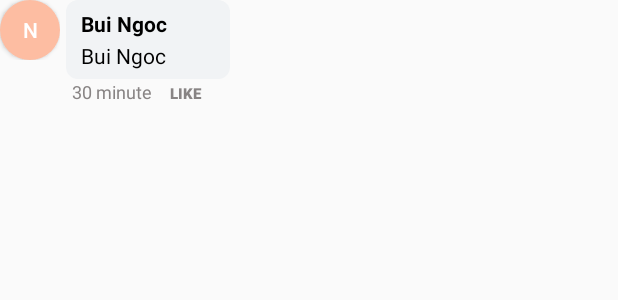
After one commit to Pet-Connect-Org/pet-connect-android, an Android app: the layout custom_comment.xml on its own in the app's theme, with its tools: preview values and no code run, on a phone screen of 412 x 824 dp. The commit adds this screen. Shown: the top 300 px of the screen. Run offline under Robolectric (Android 15) with nearby library versions, the phone set to English and light mode, and no system bars.

Commit message:
feat: list comment features

```diff
--- a/app/src/main/java/com/example/petconnect/CustomAvatar.java
+++ b/app/src/main/java/com/example/petconnect/CustomAvatar.java
@@ -38,7 +38,7 @@ public class CustomAvatar extends LinearLayout {
 
     public void setName(String name) {
         if (button != null) {
-            button.setText(name.toUpperCase().charAt(0));
+            button.setText(String.valueOf(name.toUpperCase().charAt(0)));
         }
     }
 }
--- a/app/src/main/res/drawable/rounded_edittext.xml
+++ b/app/src/main/res/drawable/custom_rounded_neutral_bg.xml
@@ -4,8 +4,8 @@
 
     <solid android:color="@color/neutral" />
     <corners
+        android:bottomLeftRadius="8dp"
         android:bottomRightRadius="8dp"
-        android:bottomLeftRadius="8dp"
         android:topLeftRadius="8dp"
         android:topRightRadius="8dp" />
 </shape>
--- /dev/null
+++ b/app/src/main/res/layout/custom_comment.xml
@@ -0,0 +1,101 @@
+<?xml version="1.0" encoding="utf-8"?>
+<LinearLayout xmlns:android="http://schemas.android.com/apk/res/android"
+    android:layout_width="match_parent"
+    android:layout_height="wrap_content"
+    android:paddingBottom="12dp">
+
+    <com.example.petconnect.CustomAvatar
+        android:id="@+id/comment_author_avatar"
+        android:layout_width="40dp"
+        android:layout_height="40dp" />
+
+    <LinearLayout
+        android:layout_width="wrap_content"
+        android:layout_height="wrap_content"
+        android:orientation="vertical">
+
+        <LinearLayout
+            android:layout_width="match_parent"
+            android:layout_height="wrap_content"
+            android:layout_marginLeft="4dp"
+            android:background="@drawable/custom_rounded_neutral_bg"
+            android:orientation="vertical"
+            android:paddingHorizontal="10dp"
+            android:paddingVertical="6dp">
+
+            <TextView
+                android:id="@+id/comment_author_name"
+                android:layout_width="match_parent"
+                android:layout_height="wrap_content"
+                android:layout_marginBottom="2dp"
+                android:text="Bui Ngoc"
+                android:textColor="@color/black"
+                android:textStyle="bold" />
+
+            <TextView
+                android:id="@+id/comment_content"
+                android:layout_width="match_parent"
+                android:layout_height="wrap_content"
+                android:text="Bui Ngoc"
+                android:textColor="@color/black" />
+        </LinearLayout>
+
+        <LinearLayout
+            android:layout_width="wrap_content"
+            android:layout_height="wrap_content"
+            android:orientation="horizontal"
+            android:paddingLeft="8dp">
+
+            <TextView
+                android:id="@+id/comment_time"
+                android:layout_width="wrap_content"
+                android:layout_height="wrap_content"
+                android:paddingRight="12dp"
+                android:text="30 minute"
+                android:textColor="@color/darkNeutral"
+                android:textSize="12sp" />
+
+            <Button
+                android:id="@+id/comment_like_button"
+                android:layout_width="40dp"
+                android:layout_height="20dp"
+                android:background="@android:color/transparent"
+                android:padding="0dp"
+                android:text="Like"
+                android:textAlignment="viewStart"
+                android:textColor="@color/darkNeutral"
+                android:textSize="10sp"
+                android:textStyle="bold" />
+
+            <Button
+                android:id="@+id/comment_edit_button"
+                android:layout_width="40dp"
+                android:layout_height="20dp"
+                android:background="@android:color/transparent"
+                android:padding="0dp"
+                android:text="Edit"
+                android:textAlignment="viewStart"
+                android:textColor="@color/darkNeutral"
+                android:textSize="10sp"
+                android:textStyle="bold"
+                android:visibility="gone" />
+
+            <Button
+                android:id="@+id/comment_delete_button"
+                android:layout_width="40dp"
+                android:layout_height="20dp"
+                android:background="@android:color/transparent"
+                android:padding="0dp"
+                android:text="Delete"
+                android:textAlignment="viewStart"
+                android:textColor="@color/darkNeutral"
+                android:textSize="10sp"
+                android:textStyle="bold"
+                android:visibility="gone" />
+        </LinearLayout>
+    </LinearLayout>
+    <View
+        android:layout_width="match_parent"
+        android:layout_height="0dp"
+        android:layout_weight="1"/>
+</LinearLayout>
--- a/app/src/main/res/layout/custom_dropdown.xml
+++ b/app/src/main/res/layout/custom_dropdown.xml
@@ -10,16 +10,16 @@
         android:layout_width="match_parent"
         android:layout_height="wrap_content"
         android:text="Label"
+        android:textColor="@color/black"
         android:textSize="16sp"
-        android:textStyle="bold"
-        android:textColor="@color/black"/>
+        android:textStyle="bold" />
 
     <Button
         android:id="@+id/dropdown_menu"
         android:layout_width="match_parent"
         android:layout_height="wrap_content"
         android:layout_marginTop="8dp"
-        android:background="@drawable/rounded_edittext"
+        android:background="@drawable/custom_rounded_neutral_bg"
         android:drawableEnd="@drawable/arrow_down"
         android:drawablePadding="16dp"
         android:padding="16dp"
--- a/app/src/main/res/layout/custom_textfield.xml
+++ b/app/src/main/res/layout/custom_textfield.xml
@@ -3,6 +3,7 @@
     android:layout_width="match_parent"
     android:layout_height="wrap_content"
     android:orientation="vertical">
+
     <TextView
         android:id="@+id/labelTextView"
         android:layout_width="wrap_content"
@@ -10,12 +11,13 @@
         android:text=""
         android:textSize="16sp"
         android:textStyle="bold" />
+
     <EditText
         android:id="@+id/inputEditText"
         android:layout_width="match_parent"
         android:layout_height="wrap_content"
         android:layout_marginTop="8dp"
-        android:background="@drawable/rounded_edittext"
+        android:background="@drawable/custom_rounded_neutral_bg"
         android:drawablePadding="8dp"
         android:hint="Input text"
         android:padding="16dp"
```
Also changed, not shown: app/src/main/java/com/example/petconnect/CustomComment.java (added, +23 -0 lines), app/src/main/java/com/example/petconnect/adapter/CommentListAdapter.java (added, +83 -0 lines), app/src/main/java/com/example/petconnect/adapter/PostListAdapter.java (+12 -2 lines), app/src/main/res/layout/custom_post.xml (+33 -5 lines).
